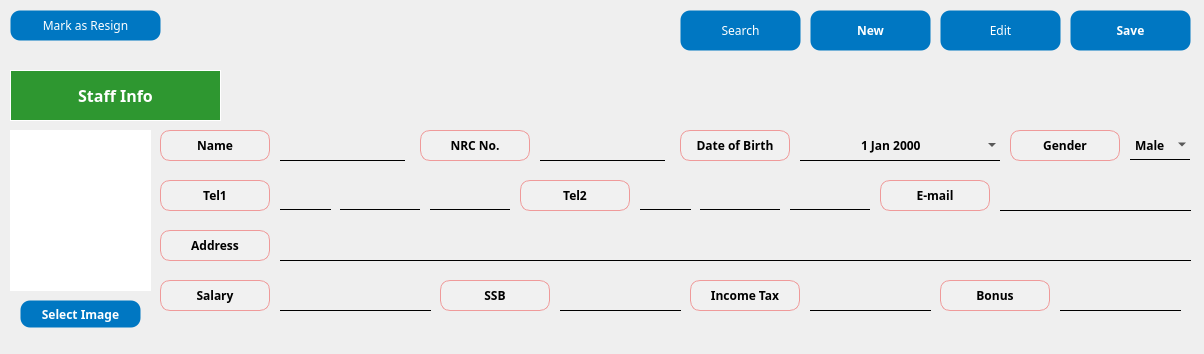
Before: the Qt Designer form app/src/pages/personnel/registration.ui in DY-Microfinance-Customer-Management/dymf-algorithm, drawn with Qt 5.
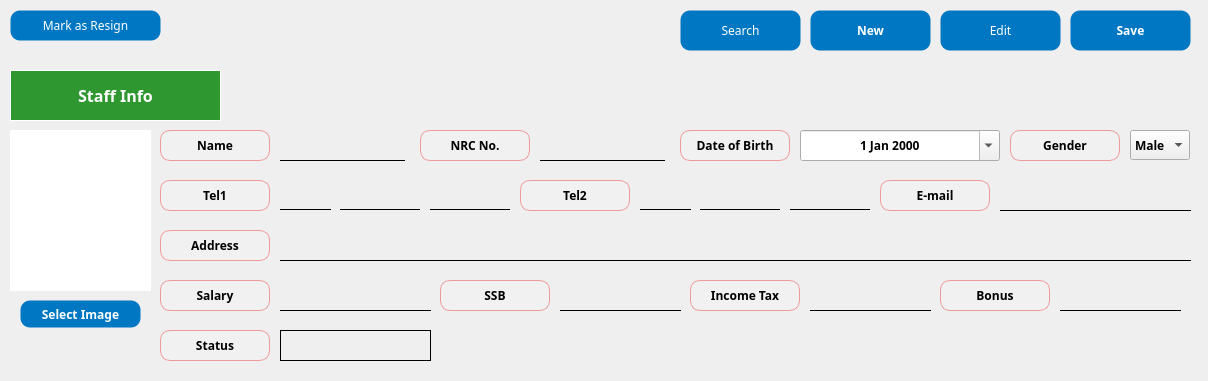
After: the same form once the commit is applied.

Patch:
```diff
--- a/app/src/pages/personnel/registration.ui
+++ b/app/src/pages/personnel/registration.ui
@@ -6,13 +6,41 @@
    <rect>
     <x>0</x>
     <y>0</y>
-    <width>1204</width>
-    <height>354</height>
+    <width>1208</width>
+    <height>381</height>
    </rect>
   </property>
   <property name="windowTitle">
    <string>Staff Registration</string>
   </property>
+  <property name="styleSheet">
+   <string notr="true">background-color: #fbfbfb;
+
+QPushButton {
+    background-color: #0077c2;
+    color: white;
+    border: 1px solid transparent;
+    border-radius: 10px;
+    padding: 5px 10px;
+}
+
+QPushButton:hover {
+    border: 1px solid white;
+}
+
+QPushButton:pressed {
+    background-color: #005f9e;
+    padding-top: 6px;
+    padding-bottom: 4px;
+}
+
+QPushButton:disabled {
+    background-color: lightgray;
+    color: gray;
+    border: 1px solid gray;
+}
+</string>
+  </property>
   <widget class="QWidget" name="centralwidget">
    <widget class="QPushButton" name="saveButton">
     <property name="geometry">
@@ -158,20 +186,12 @@
      <bool>false</bool>
     </property>
     <property name="styleSheet">
-     <string notr="true">QDateEdit {
-	border: none;
-    border-bottom: 1px solid black;
-    background-color: transparent;
-    color: black;
-}
-
-QDateEdit:disabled {
-	border: none;
-    border-bottom: 1px solid lightgray;
-    background-color: lightgray;
-    color: lightgray;
-}
-</string>
+     <string notr="true">
+        QCalendarWidget QToolButton {
+            background-color: blue; /* 윗부분 배경을 파란색으로 설정 */
+            color: white; /* 글자 색을 흰색으로 설정 */
+        }
+     </string>
     </property>
     <property name="frame">
      <bool>true</bool>
@@ -934,20 +954,7 @@
      </font>
     </property>
     <property name="styleSheet">
-     <string notr="true">QComboBox {
-	border: none;
-    border-bottom: 1px solid black;
-    background-color: transparent;
-    color: black;
-}
-
-QComboBox:disabled {
-	border: none;
-    border-bottom: 1px solid black;
-    background-color: transparent;
-    color: black;
-}
-</string>
+     <string notr="true">color: black;</string>
     </property>
     <item>
      <property name="text">
@@ -1582,6 +1589,92 @@
      <set>Qt::AlignCenter</set>
     </property>
    </widget>
+   <widget class="QLabel" name="label_37">
+    <property name="geometry">
+     <rect>
+      <x>160</x>
+      <y>330</y>
+      <width>110</width>
+      <height>31</height>
+     </rect>
+    </property>
+    <property name="minimumSize">
+     <size>
+      <width>110</width>
+      <height>0</height>
+     </size>
+    </property>
+    <property name="maximumSize">
+     <size>
+      <width>110</width>
+      <height>16777215</height>
+     </size>
+    </property>
+    <property name="font">
+     <font>
+      <family>Arial Black</family>
+      <pointsize>9</pointsize>
+      <weight>75</weight>
+      <bold>true</bold>
+     </font>
+    </property>
+    <property name="styleSheet">
+     <string notr="true">background-color:rgb(241, 241, 241);
+border: 1px solid #ef9a9a;
+border-radius: 10px;</string>
+    </property>
+    <property name="frameShape">
+     <enum>QFrame::Box</enum>
+    </property>
+    <property name="text">
+     <string>Status</string>
+    </property>
+    <property name="alignment">
+     <set>Qt::AlignCenter</set>
+    </property>
+   </widget>
+   <widget class="QLabel" name="status">
+    <property name="geometry">
+     <rect>
+      <x>280</x>
+      <y>330</y>
+      <width>151</width>
+      <height>31</height>
+     </rect>
+    </property>
+    <property name="minimumSize">
+     <size>
+      <width>0</width>
+      <height>0</height>
+     </size>
+    </property>
+    <property name="maximumSize">
+     <size>
+      <width>16777215</width>
+      <height>16777215</height>
+     </size>
+    </property>
+    <property name="font">
+     <font>
+      <family>Arial Black</family>
+      <pointsize>9</pointsize>
+      <weight>75</weight>
+      <bold>true</bold>
+     </font>
+    </property>
+    <property name="styleSheet">
+     <string notr="true"/>
+    </property>
+    <property name="frameShape">
+     <enum>QFrame::Box</enum>
+    </property>
+    <property name="text">
+     <string/>
+    </property>
+    <property name="alignment">
+     <set>Qt::AlignCenter</set>
+    </property>
+   </widget>
   </widget>
  </widget>
  <resources/>
```
Left out of the diff: 84 changed lines with no effect on the pictures.
